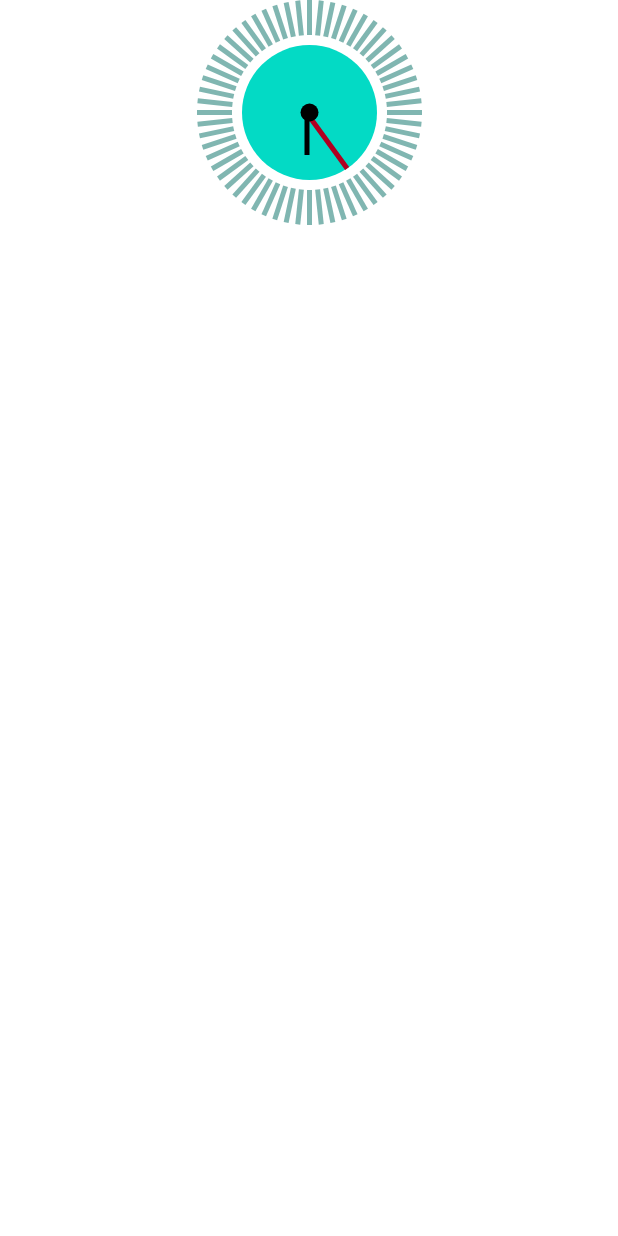
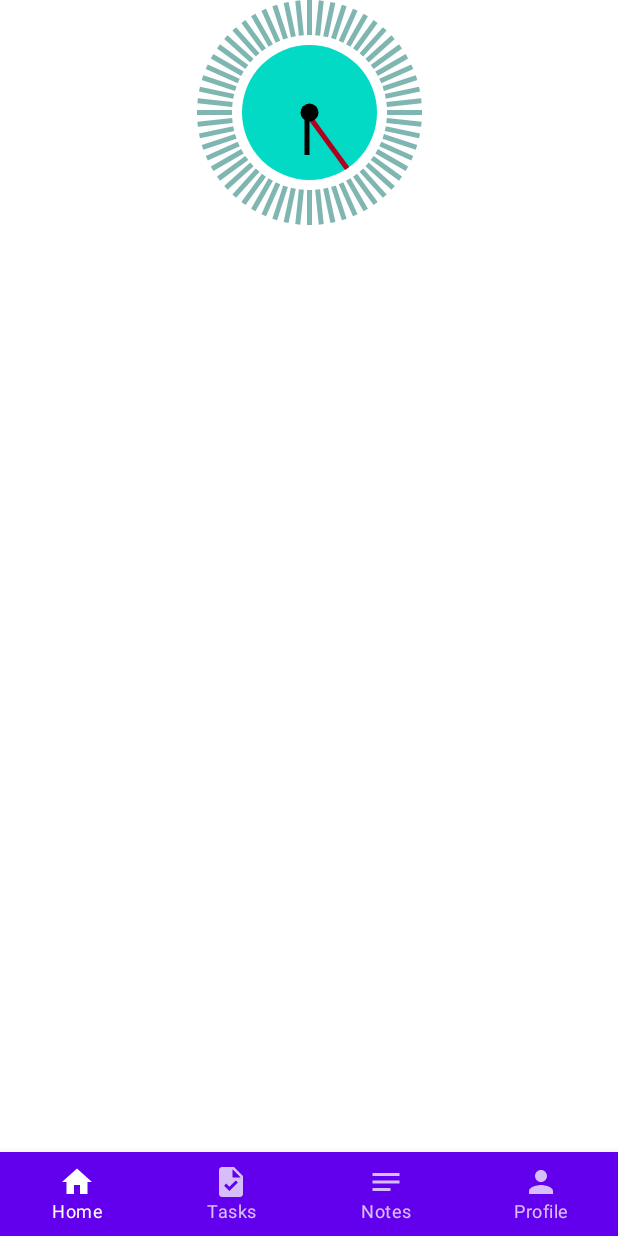
Before and after one commit to m-derakhshan/DoneV2, an Android app built with Jetpack Compose: the HomeRouteScreen screen opened through its navigation route, on a phone screen of 412 x 824 dp. Run offline under Robolectric (Android 15) with nearby library versions, the phone set to English and light mode, and no system bars; our stand-ins replace Dagger/Hilt's generated code.

```diff
--- a/app/src/main/java/m/derakhshan/done/MainActivity.kt
+++ b/app/src/main/java/m/derakhshan/done/MainActivity.kt
@@ -37,7 +37,7 @@ class MainActivity : ComponentActivity() {
                     startDestination = startDestination
                 ) {
                     authentication(navController = navController)
-                    home(navController = navController)
+                    home()
                 }
             }
         }
--- a/app/src/main/java/m/derakhshan/done/feature_home/presentation/HomeNavGraph.kt
+++ b/app/src/main/java/m/derakhshan/done/feature_home/presentation/HomeNavGraph.kt
@@ -1,32 +1,39 @@
 package m.derakhshan.done.feature_home.presentation
 
+
+import androidx.compose.material.icons.Icons
+import androidx.compose.material.icons.filled.Home
+import androidx.compose.material.icons.filled.Notes
+import androidx.compose.material.icons.filled.Person
+import androidx.compose.material.icons.filled.Task
+import androidx.compose.ui.graphics.vector.ImageVector
 import androidx.navigation.NavController
 import androidx.navigation.NavGraphBuilder
 import androidx.navigation.compose.composable
 import androidx.navigation.navigation
-import m.derakhshan.done.feature_home.presentation.composable.HomeScreen
+import m.derakhshan.done.R
+import m.derakhshan.done.feature_home.presentation.composable.HomeRouteScreen
 
-fun NavGraphBuilder.home(
-    navController: NavController
-) {
+
+fun NavGraphBuilder.home() {
     navigation(
         startDestination = HomeNavGraph.HomeScreen.route,
         route = HomeNavGraph.HomeRoute.route
     ) {
         composable(route = HomeNavGraph.HomeScreen.route)
         {
-            HomeScreen(navController = navController)
+            HomeRouteScreen()
         }
     }
 }
 
 
-sealed class HomeNavGraph(val route: String) {
+sealed class HomeNavGraph(val route: String, val icon: ImageVector? = null, val label: Int? = null) {
 
     object HomeRoute : HomeNavGraph("HomeRoute")
-    object HomeScreen : HomeNavGraph("HomeScreen")
-    object TasksScreen : HomeNavGraph("TasksScreen")
-    object ProfileScreen : HomeNavGraph("ProfileScreen")
-    object NoteScreen : HomeNavGraph("NoteScreen")
+    object HomeScreen : HomeNavGraph(route = "HomeScreen", icon = Icons.Default.Home, label = R.string.home)
+    object TasksScreen : HomeNavGraph(route = "TasksScreen", icon = Icons.Default.Task, label = R.string.tasks)
+    object ProfileScreen : HomeNavGraph(route = "ProfileScreen", icon = Icons.Default.Person, label = R.string.profile)
+    object NoteScreen : HomeNavGraph(route = "NoteScreen", icon = Icons.Default.Notes, label = R.string.notes)
 
 }
--- a/app/src/main/java/m/derakhshan/done/feature_home/presentation/composable/AnalogClock.kt
+++ b/app/src/main/java/m/derakhshan/done/feature_home/presentation/composable/AnalogClock.kt
@@ -31,12 +31,12 @@ fun AnalogClock(
 
     LaunchedEffect(true) {
         while (true) {
-            delay(1000)
             Calendar.getInstance().let {
                 second = it.get(Calendar.SECOND)
                 minute = it.get(Calendar.MINUTE)
                 hour = it.get(Calendar.HOUR_OF_DAY)
             }
+            delay(1000)
         }
     }
 
--- /dev/null
+++ b/app/src/main/java/m/derakhshan/done/feature_home/presentation/composable/HomeRouteScreen.kt
@@ -0,0 +1,67 @@
+package m.derakhshan.done.feature_home.presentation.composable
+
+
+import androidx.compose.material.*
+import androidx.compose.runtime.Composable
+import androidx.compose.runtime.getValue
+import androidx.compose.ui.res.stringResource
+import androidx.navigation.NavDestination.Companion.hierarchy
+import androidx.navigation.NavGraph.Companion.findStartDestination
+import androidx.navigation.compose.NavHost
+import androidx.navigation.compose.composable
+import androidx.navigation.compose.currentBackStackEntryAsState
+import androidx.navigation.compose.rememberNavController
+import m.derakhshan.done.feature_home.presentation.HomeNavGraph
+
+@Composable
+fun HomeRouteScreen() {
+    val screens = listOf(
+        HomeNavGraph.HomeScreen,
+        HomeNavGraph.TasksScreen,
+        HomeNavGraph.NoteScreen,
+        HomeNavGraph.ProfileScreen,
+    )
+    val navController = rememberNavController()
+    Scaffold(
+        bottomBar = {
+            BottomNavigation {
+                val navBackStackEntry by navController.currentBackStackEntryAsState()
+                val currentDestination = navBackStackEntry?.destination
+                screens.forEach { screen ->
+                    BottomNavigationItem(
+                        icon = { Icon(screen.icon!!, contentDescription = null) },
+                        label = { Text(stringResource(screen.label!!)) },
+                        selected = currentDestination?.hierarchy?.any { it.route == screen.route } == true,
+                        onClick = {
+                            navController.navigate(screen.route) {
+                                popUpTo(navController.graph.findStartDestination().id) {
+                                    saveState = true
+                                }
+                                launchSingleTop = true
+                                restoreState = true
+                            }
+                        }
+                    )
+                }
+            }
+        }
+    ) {
+        NavHost(navController = navController, startDestination = HomeNavGraph.HomeScreen.route) {
+            composable(HomeNavGraph.HomeScreen.route) {
+                HomeScreen(navController = navController)
+            }
+            composable(HomeNavGraph.ProfileScreen.route) {
+                // TODO: replace with profile screen
+                HomeScreen(navController = navController)
+            }
+            composable(HomeNavGraph.TasksScreen.route) {
+                // TODO: replace with tasks screen
+                HomeScreen(navController = navController)
+            }
+            composable(HomeNavGraph.NoteScreen.route) {
+                // TODO: replace with notes screen
+                HomeScreen(navController = navController)
+            }
+        }
+    }
+}
--- a/app/src/main/java/m/derakhshan/done/feature_home/presentation/composable/HomeScreen.kt
+++ b/app/src/main/java/m/derakhshan/done/feature_home/presentation/composable/HomeScreen.kt
@@ -3,7 +3,6 @@ package m.derakhshan.done.feature_home.presentation.composable
 import androidx.compose.foundation.layout.Column
 import androidx.compose.foundation.layout.fillMaxSize
 import androidx.compose.foundation.layout.size
-import androidx.compose.material.Scaffold
 import androidx.compose.runtime.Composable
 import androidx.compose.ui.Alignment
 import androidx.compose.ui.Modifier
@@ -15,14 +14,10 @@ import androidx.navigation.NavController
 fun HomeScreen(
     navController: NavController
 ) {
-
-    Scaffold {
-        Column(
-            modifier = Modifier.fillMaxSize(),
-            horizontalAlignment = Alignment.CenterHorizontally,
-        ) {
-            AnalogClock(modifier = Modifier.size(150.dp))
-        }
+    Column(
+        modifier = Modifier.fillMaxSize(),
+        horizontalAlignment = Alignment.CenterHorizontally,
+    ) {
+        AnalogClock(modifier = Modifier.size(150.dp))
     }
-
 }
--- a/app/src/main/res/values/strings.xml
+++ b/app/src/main/res/values/strings.xml
@@ -8,4 +8,9 @@
     <string name="sign_up">SignUp</string>
     <string name="name_family">Name and Family</string>
     <string name="reset_password">Reset Password</string>
+
+    <string name="home">Home</string>
+    <string name="profile">Profile</string>
+    <string name="notes">Notes</string>
+    <string name="tasks">Tasks</string>
 </resources>
```
